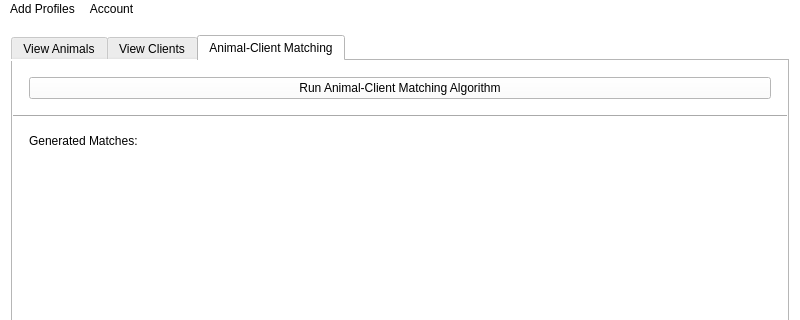
Before: the Qt Designer form app/Components/MainWindow.ui in lfroms/cuacs, drawn with Qt 5; both pictures show x 0 to 800 and y 0 to 320 of the 800 by 500 pixel window.
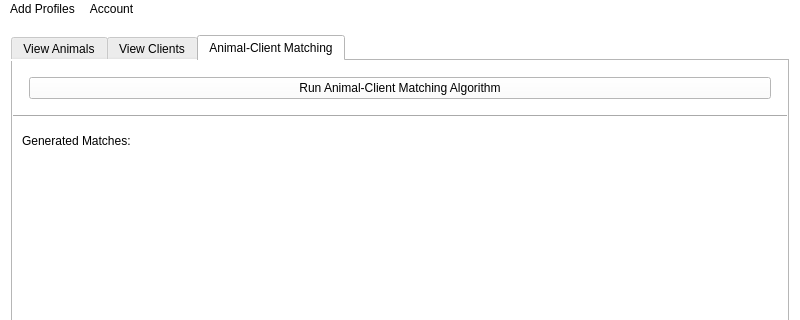
After: the same form once the commit is applied. The open tabs and pages were chosen to show the change.

Patch:
```diff
--- a/app/Components/MainWindow.ui
+++ b/app/Components/MainWindow.ui
@@ -197,7 +197,7 @@
                  <string>Generated Matches:</string>
                 </property>
                 <property name="indent">
-                 <number>16</number>
+                 <number>9</number>
                 </property>
                </widget>
               </item>
```
Left out of the diff: 24 changed lines with no effect on the pictures.
